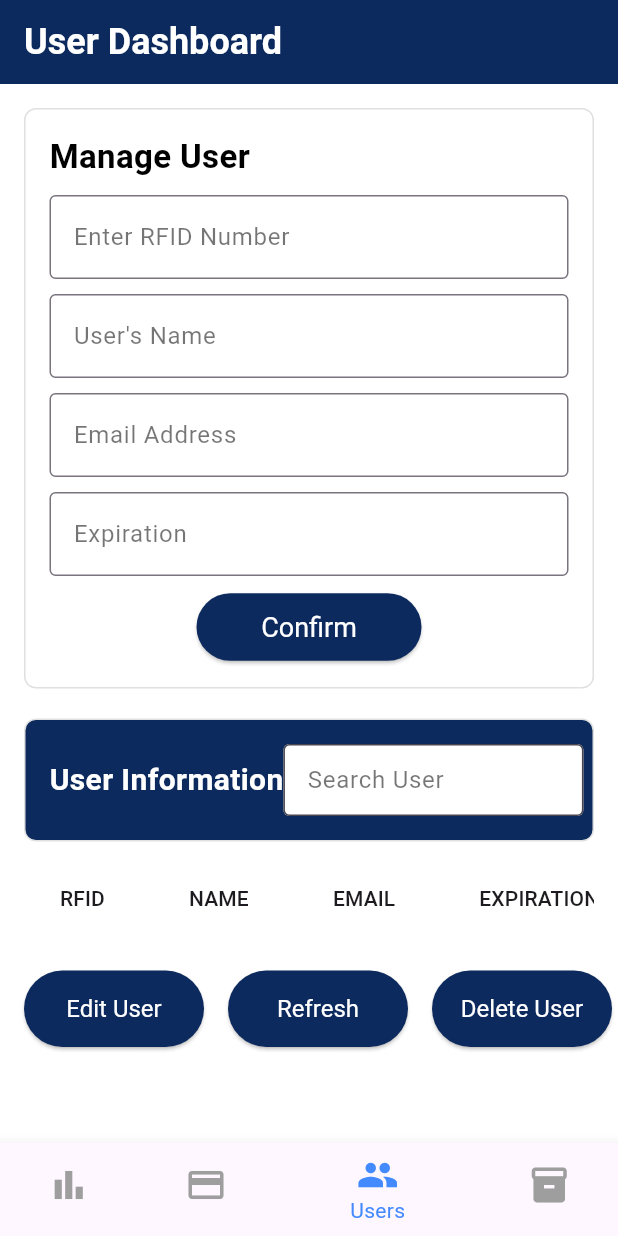
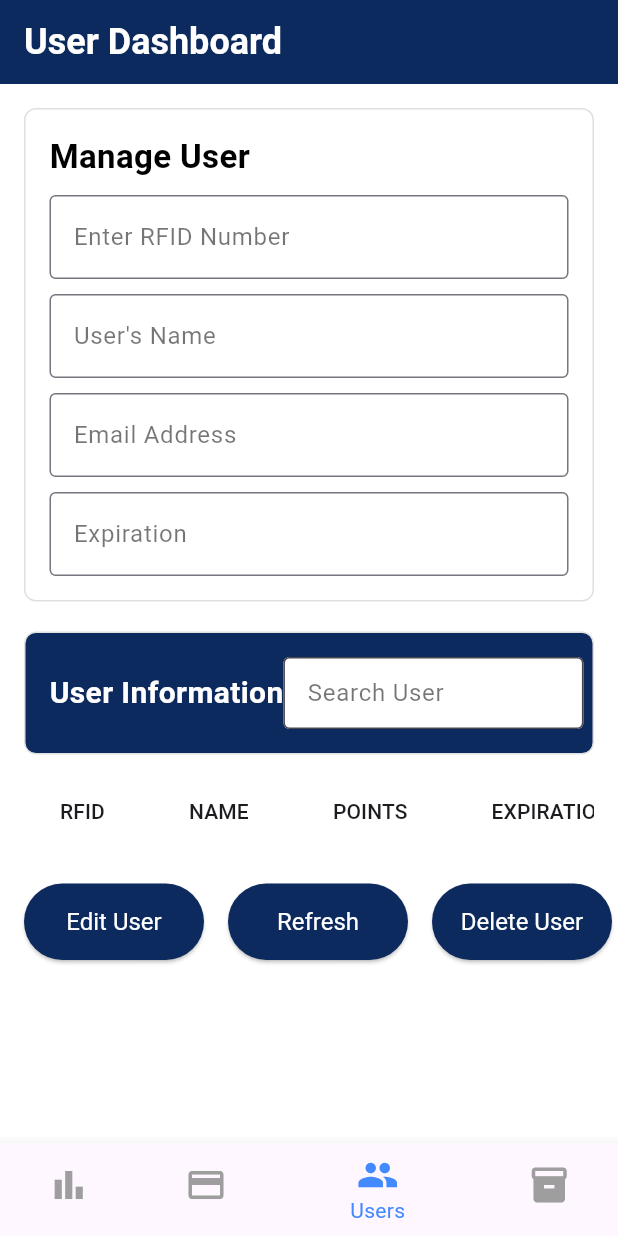
Before and after one commit to Ruoneee/vendomed_flutter, a Flutter app: the UserScreen screen opened directly with empty values, on a phone screen of 412 x 824 dp. Run offline on Flutter 3.47's test engine with Material 3 defaults, Android fonts, the phone set to English and light mode, and no system bars; our stand-ins replace printing, sqflite, syncfusion_flutter_charts; missing offline and left inert: usb_serial; accounts and stored records are empty; statements that could not run were skipped.

Commit message:
Adding new features for user.dart

```diff
--- a/lib/user.dart
+++ b/lib/user.dart
@@ -63,30 +63,6 @@ class _UserScreenState extends State<UserScreen> {
     super.dispose();
   }
 
-  // Insert a new user
-  Future<void> _onConfirm() async {
-    final newUser = {
-      'RFID': _rfidController.text,
-      'NAME': _nameController.text,
-      'EMAIL': _emailController.text,
-      'EXPIRATION': _expirationController.text,
-      'POINTS': '0',  // Default
-      // ROLE column if you have it, e.g. 'ROLE': 'User'
-    };
-
-    try {
-      await DatabaseHelper.instance.insertUser(newUser);
-      await _fetchUsersFromDB();
-      // Clear the form
-      _rfidController.clear();
-      _nameController.clear();
-      _emailController.clear();
-      _expirationController.clear();
-    } catch (e) {
-      debugPrint("Error inserting user: $e");
-    }
-  }
-
   // Update the selected user using RFID
   Future<void> _onEditUser() async {
     if (_selectedRfid == null) {
@@ -96,14 +72,10 @@ class _UserScreenState extends State<UserScreen> {
       return;
     }
 
-    // We generally don't update the RFID if it's your unique key,
-    // so we exclude it from userData. If you do want to change RFID,
-    // that complicates the logic (since the WHERE clause uses old RFID).
     final updatedUser = {
       'NAME': _nameController.text,
       'EMAIL': _emailController.text,
       'EXPIRATION': _expirationController.text,
-      // 'POINTS': ... if you want to change points
     };
 
     try {
@@ -254,23 +226,7 @@ class _UserScreenState extends State<UserScreen> {
                     _buildTextField(controller: _emailController, label: "Email Address"),
                     const SizedBox(height: 10),
                     _buildTextField(controller: _expirationController, label: "Expiration"),
-                    const SizedBox(height: 10),
-                    Align(
-                      alignment: Alignment.center,
-                      child: SizedBox(
-                        width: 150,
-                        child: ElevatedButton(
-                          onPressed: _onConfirm,
-                          style: ElevatedButton.styleFrom(
-                            backgroundColor: const Color(0xFF0D2A5E),
-                            foregroundColor: Colors.white,
-                            textStyle: const TextStyle(fontSize: 18),
-                            padding: const EdgeInsets.symmetric(vertical: 12),
-                          ),
-                          child: const Text("Confirm"),
-                        ),
-                      ),
-                    ),
+                    // Removed the Confirm button
                   ],
                 ),
               ),
@@ -313,7 +269,7 @@ class _UserScreenState extends State<UserScreen> {
               ),
               const SizedBox(height: 10),
 
-              // Data Table (no checkboxes)
+              // Data Table with swapped columns (POINTS, then EMAIL)
               SingleChildScrollView(
                 scrollDirection: Axis.horizontal,
                 child: DataTable(
@@ -321,12 +277,11 @@ class _UserScreenState extends State<UserScreen> {
                   columns: const [
                     DataColumn(label: Text("RFID")),
                     DataColumn(label: Text("NAME")),
-                    DataColumn(label: Text("EMAIL")),
+                    DataColumn(label: Text("POINTS")),      // Swapped up
                     DataColumn(label: Text("EXPIRATION")),
-                    DataColumn(label: Text("POINTS")),
+                    DataColumn(label: Text("EMAIL")),       // Swapped down
                   ],
                   rows: _filteredUsers.map((user) {
-                    // Use RFID as the unique key
                     final rfid = user["RFID"]?.toString();
                     return DataRow(
                       selected: rfid == _selectedRfid,
@@ -340,7 +295,6 @@ class _UserScreenState extends State<UserScreen> {
                             _expirationController.text = user["EXPIRATION"]?.toString() ?? "";
                           });
                         } else {
-                          // Deselect
                           setState(() {
                             if (_selectedRfid == rfid) {
                               _selectedRfid = null;
@@ -351,9 +305,9 @@ class _UserScreenState extends State<UserScreen> {
                       cells: [
                         DataCell(Text(rfid ?? "")),
                         DataCell(Text(user["NAME"]?.toString() ?? "")),
-                        DataCell(Text(user["EMAIL"]?.toString() ?? "")),
+                        DataCell(Text(user["POINTS"]?.toString() ?? "")), // Moved up
                         DataCell(Text(user["EXPIRATION"]?.toString() ?? "")),
-                        DataCell(Text(user["POINTS"]?.toString() ?? "")),
+                        DataCell(Text(user["EMAIL"]?.toString() ?? "")),    // Moved down
                       ],
                     );
                   }).toList(),
```
